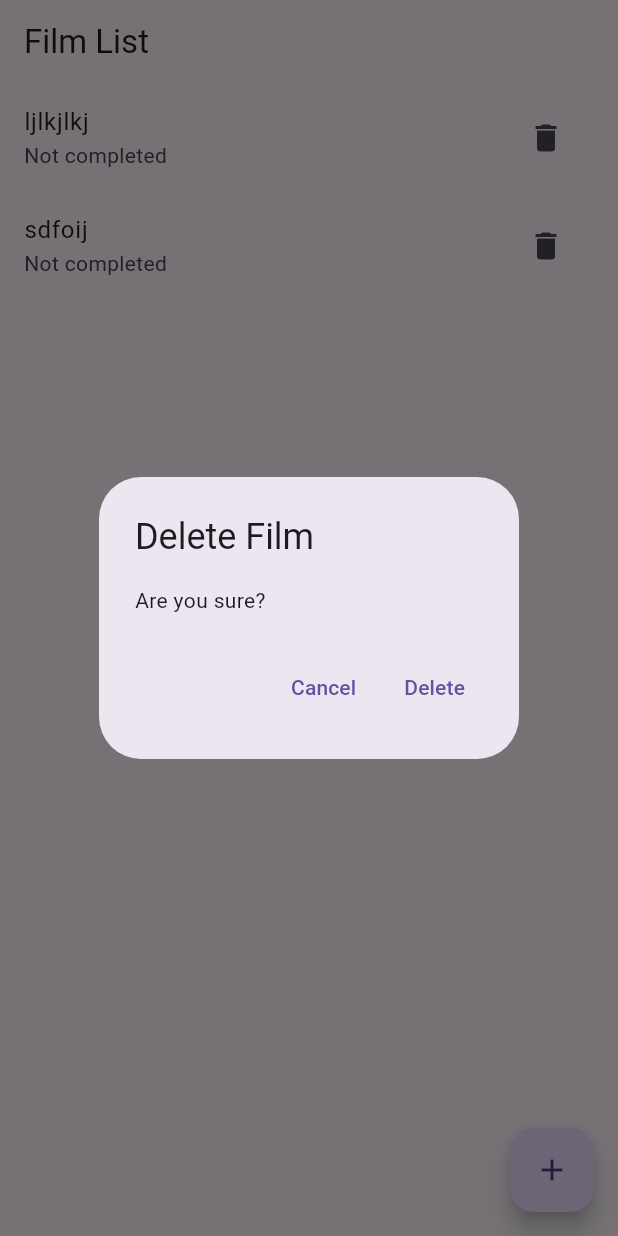
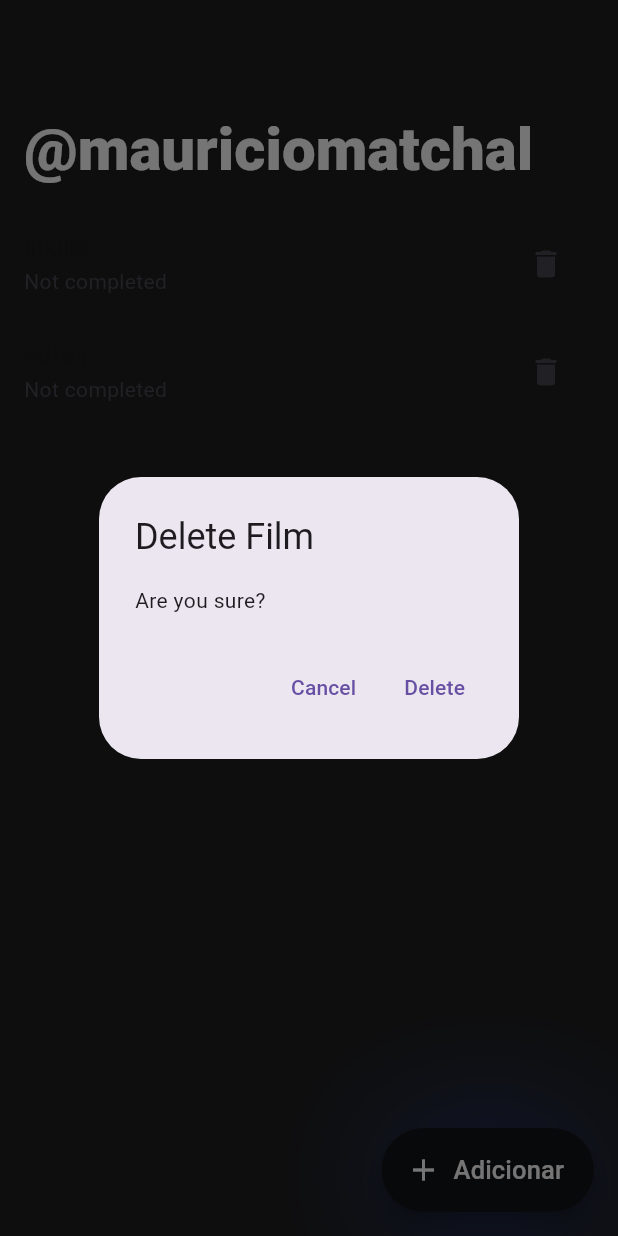
Before and after one commit to mauricio-matchal/crud_filmes, a Flutter app: the screen it shows after launch, after a tap on the "delete" icon, on a phone screen of 412 x 824 dp. Run offline on Flutter 3.47's test engine with Material 3 defaults, Android fonts, the phone set to English and light mode, and no system bars; our stand-ins replace cloud_firestore, firebase_auth, firebase_core, flutter_riverpod, freezed_annotation, google_sign_in and 1 more; accounts and stored records are empty; generated files the repository leaves out were written again.

Commit message:
style: botão de adicionar filme e background 	new file:   .vscode/settings.json 	new file:   build/.cmake/api/v1/query/client-vscode/query.json 	new file:   build/CMakeCache.txt 	new file:   build/CMakeFiles/3.28.0-rc5/CMakeSystem.cmake 	new file:   build/CMakeFiles/CMakeConfigureLog.yaml 	new file:   build/CMakeFiles/cmake.check_cache 	modified:   myapp/lib/film/film_list_page.dart 	modified:   myapp/pubspec.yaml

```diff
--- a/myapp/lib/film/film_list_page.dart
+++ b/myapp/lib/film/film_list_page.dart
@@ -15,23 +15,62 @@ class FilmListPage extends ConsumerWidget {
   Widget build(BuildContext context, WidgetRef ref) {
     final filmList = ref.watch(filmListViewModelProvider);
     return Scaffold(
+      backgroundColor: Color.fromRGBO(30, 30, 30, 1),
       appBar: AppBar(
-        title: const Text('Film List'),
+        toolbarHeight: 140.0, //
+        title: Padding(
+          padding: const EdgeInsets.only(top: 60.0),
+          child: Text('@mauriciomatchal'),
+        ), //
+        backgroundColor: Color.fromRGBO(0, 0, 0, 0),
+        titleTextStyle: TextStyle(fontSize: 40.0, fontWeight: FontWeight.w900),
       ),
-      floatingActionButton: FloatingActionButton(
+      floatingActionButton: Container(
+        decoration: BoxDecoration(
+          borderRadius: BorderRadius.circular(30),
+          boxShadow: [
+            BoxShadow(
+              color: Color.fromARGB(153, 48, 88, 231),
+              blurRadius: 80,
+              offset: Offset(0, 4),
+            ),
+          ],
+        ),
+        child: FloatingActionButton.extended(
           onPressed: () async {
             final saved = await Navigator.of(context).push(
               MaterialPageRoute(
-              builder: (context) => const FilmEditPage(
-                filmId: null,
-              ),
+                builder: (context) => const FilmEditPage(filmId: null),
               ),
             );
             if (saved == true) {
               _onUpdate(ref);
             }
           },
-        child: const Icon(Icons.add),
+
+          icon: Icon(Icons.add), // Add an icon
+          label: Text(
+            "Adicionar",
+            style: TextStyle(fontSize: 17.0, fontWeight: FontWeight.w500),
+          ), // Add text
+          backgroundColor: Color.fromARGB(
+            255,
+            18,
+            19,
+            22,
+          ), // Set background color
+          foregroundColor: Color.fromARGB(
+            255,
+            255,
+            255,
+            255,
+          ), // Set text/icon color
+          shape: RoundedRectangleBorder(
+            borderRadius: BorderRadius.circular(
+              30,
+            ), // Pill-shaped border radius
+          ),
+        ),
       ),
       body: Center(
         child: filmList.when(
@@ -45,18 +84,13 @@ class FilmListPage extends ConsumerWidget {
 
   Widget? _buildError(error, stackTrace) => Center(
     child: Column(
-          children: [
-            Text('Error: $error'),
-            Text('Stack trace: $stackTrace'),
-          ],
+      children: [Text('Error: $error'), Text('Stack trace: $stackTrace')],
     ),
   );
 
   Widget? _buildFilmList(WidgetRef ref, List<Film> list) {
     if (list.isEmpty) {
-      return const Center(
-        child: Text('No films found'),
-      );
+      return const Center(child: Text('No films found'));
     } else {
       return ListView.builder(
         itemCount: list.length,
@@ -71,7 +105,8 @@ class FilmListPage extends ConsumerWidget {
                 // create dialog
                 showDialog(
                   context: context,
-                  builder: (context) => AlertDialog(
+                  builder:
+                      (context) => AlertDialog(
                         title: const Text('Delete Film'),
                         content: const Text('Are you sure?'),
                         actions: [
--- a/myapp/pubspec.yaml
+++ b/myapp/pubspec.yaml
@@ -2,7 +2,7 @@ name: myapp
 description: "A new Flutter project."
 # The following line prevents the package from being accidentally published to
 # pub.dev using `flutter pub publish`. This is preferred for private packages.
-publish_to: 'none' # Remove this line if you wish to publish to pub.dev
+publish_to: "none" # Remove this line if you wish to publish to pub.dev
 
 # The following defines the version and build number for your application.
 # A version number is three numbers separated by dots, like 1.2.43
@@ -66,7 +66,6 @@ dev_dependencies:
 
 # The following section is specific to Flutter packages.
 flutter:
-
   # The following line ensures that the Material Icons font is
   # included with your application, so that you can use the icons in
   # the material Icons class.
```
Also changed, not shown: 5 other files. Lines whose indentation alone changed are shown as unchanged.
